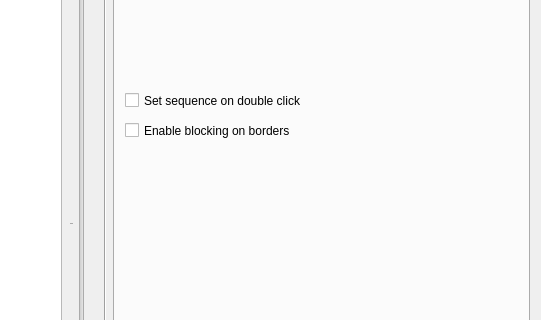
Before: the Qt Designer form PluginModules/SimuBot/ihm_SimuBot.ui in CRLG/LABOTBOX, drawn with Qt 5; both pictures show x 721 to 1262 and y 112 to 432 of the 1262 by 758 pixel window.
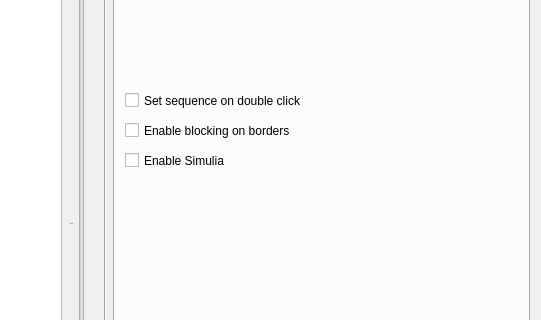
After: the same form once the commit is applied. The open tabs and pages were chosen to show the change. Icons and pictures are not drawn.

Commit message: #67 [SimuBot] Prise en compte des appels d'asservissement XYTeta de actuatorsequencer. Bien qu'utilisable il reste encore quelques détails à régler et principalement : prise en compte du flag de convergence, déplacement XY dans les 2 sens avant et arrière, amélioration de la vitesse d'execution.

The edit to the form file:
```diff
--- a/PluginModules/SimuBot/ihm_SimuBot.ui
+++ b/PluginModules/SimuBot/ihm_SimuBot.ui
@@ -1516,6 +1516,19 @@
          <string>Enable blocking on borders</string>
         </property>
        </widget>
+       <widget class="QCheckBox" name="checkBox_enableSimulia">
+        <property name="geometry">
+         <rect>
+          <x>10</x>
+          <y>160</y>
+          <width>231</width>
+          <height>23</height>
+         </rect>
+        </property>
+        <property name="text">
+         <string>Enable Simulia</string>
+        </property>
+       </widget>
       </widget>
       <widget class="QWidget" name="tb_Simu">
        <attribute name="title">
```
Left out of the diff: 2 changed lines with no effect on the pictures. The commit also changes 4 other files.
